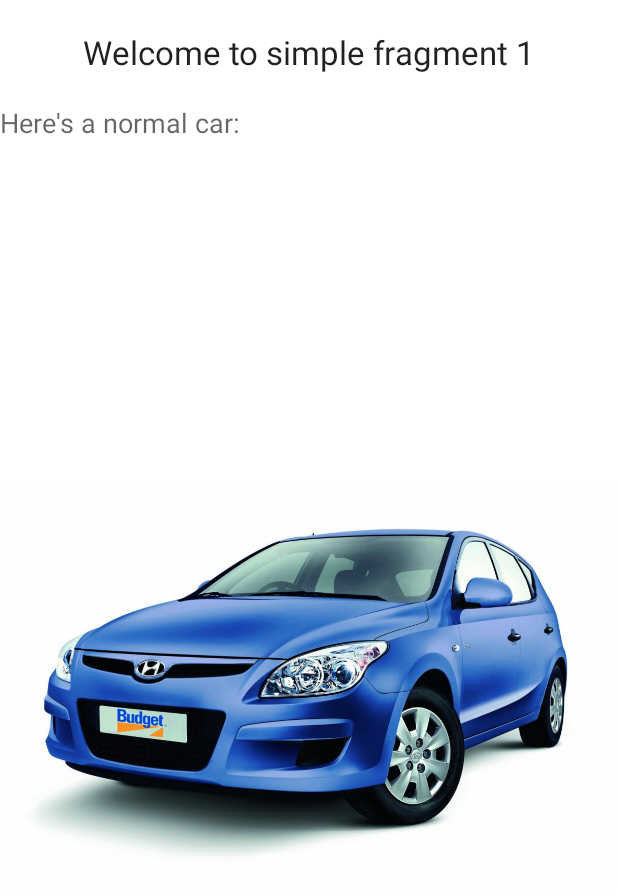
After one commit to jeajjr/android-hw7, an Android app: the fragment FragmentSimple1 shown on its own in the app's theme, on a phone screen of 412 x 824 dp. The commit adds this screen. Shown: the top 895 px of the screen. Run offline under Robolectric (Android 15) with nearby library versions, the phone set to English and light mode, and no system bars.

Commit message:
Added simple fragments 1 and 2.

```diff
--- /dev/null
+++ b/app/src/main/java/com/almasapp/hw7/almasapp7/FragmentSimple1.java
@@ -0,0 +1,23 @@
+package com.almasapp.hw7.almasapp7;
+
+import android.os.Bundle;
+import android.support.v4.app.Fragment;
+import android.view.LayoutInflater;
+import android.view.View;
+import android.view.ViewGroup;
+
+
+
+public class FragmentSimple1 extends Fragment {
+    public FragmentSimple1() {
+        // Required empty public constructor
+    }
+
+
+    @Override
+    public View onCreateView(LayoutInflater inflater, ViewGroup container,
+                             Bundle savedInstanceState) {
+        // Inflate the layout for this fragment
+        return inflater.inflate(R.layout.fragment_simple1, container, false);
+    }
+}
--- a/app/src/main/res/layout/fragment_demo.xml
+++ b/app/src/main/res/layout/fragment_demo.xml
@@ -15,6 +15,7 @@
         android:layout_marginTop="50dp"
         android:layout_gravity="center_horizontal"
         android:textColor="#ff0f3332" />
+
     <Button
         android:layout_width="wrap_content"
         android:layout_height="wrap_content"
--- /dev/null
+++ b/app/src/main/res/layout/fragment_simple1.xml
@@ -0,0 +1,30 @@
+<LinearLayout
+    xmlns:android="http://schemas.android.com/apk/res/android"
+    xmlns:tools="http://schemas.android.com/tools"
+    android:layout_width="match_parent"
+    android:layout_height="match_parent"
+    android:orientation="vertical"
+    tools:context="com.almasapp.hw7.almasapp7.FragmentSimple1"
+    android:background="#ffffff">
+
+    <TextView
+        android:layout_width="wrap_content"
+        android:layout_height="wrap_content"
+        android:textAppearance="?android:attr/textAppearanceLarge"
+        android:text="@string/fragment_simple_1_welcome"
+        android:layout_gravity="center_horizontal"
+        android:layout_marginTop="20dp" />
+
+    <TextView
+        android:layout_width="wrap_content"
+        android:layout_height="wrap_content"
+        android:textAppearance="?android:attr/textAppearanceMedium"
+        android:text="Here&apos;s a normal car:"
+        android:layout_gravity="left"
+        android:layout_marginTop="20dp" />
+
+    <ImageView
+        android:layout_width="fill_parent"
+        android:layout_height="fill_parent"
+        android:src="@drawable/normal_car"/>
+</LinearLayout>
--- a/app/src/main/res/values/strings.xml
+++ b/app/src/main/res/values/strings.xml
@@ -23,4 +23,8 @@
     <string name="dialog_your_rating">Your rating</string>
     <string name="dialog_want_to_buy">I want to buy a movie ticket</string>
     <string name="demo_frag_no_result">Complete the dialog form to see the result.</string>
+    <string name="fragment_simple_1_welcome">Welcome to simple fragment 1</string>
+    <string name="fragment_simple_2_welcome">Welcome to simple fragment 2</string>
+    <string name="fragment_simple_1">Simple fragment 1</string>
+    <string name="fragment_simple_2">Simple fragment 2</string>
 </resources>
```
Also changed, not shown: app/src/main/java/com/almasapp/hw7/almasapp7/ActivityMain.java (+12 -0 lines), app/src/main/java/com/almasapp/hw7/almasapp7/DrawerItemsLister.java (+5 -4 lines), app/src/main/java/com/almasapp/hw7/almasapp7/FragmentSimple2.java (added, +30 -0 lines), app/src/main/res/layout/fragment_simple2.xml (added, +30 -0 lines), app/src/main/res/drawable/fancy_car.png (added), app/src/main/res/drawable/normal_car.jpg (added).
